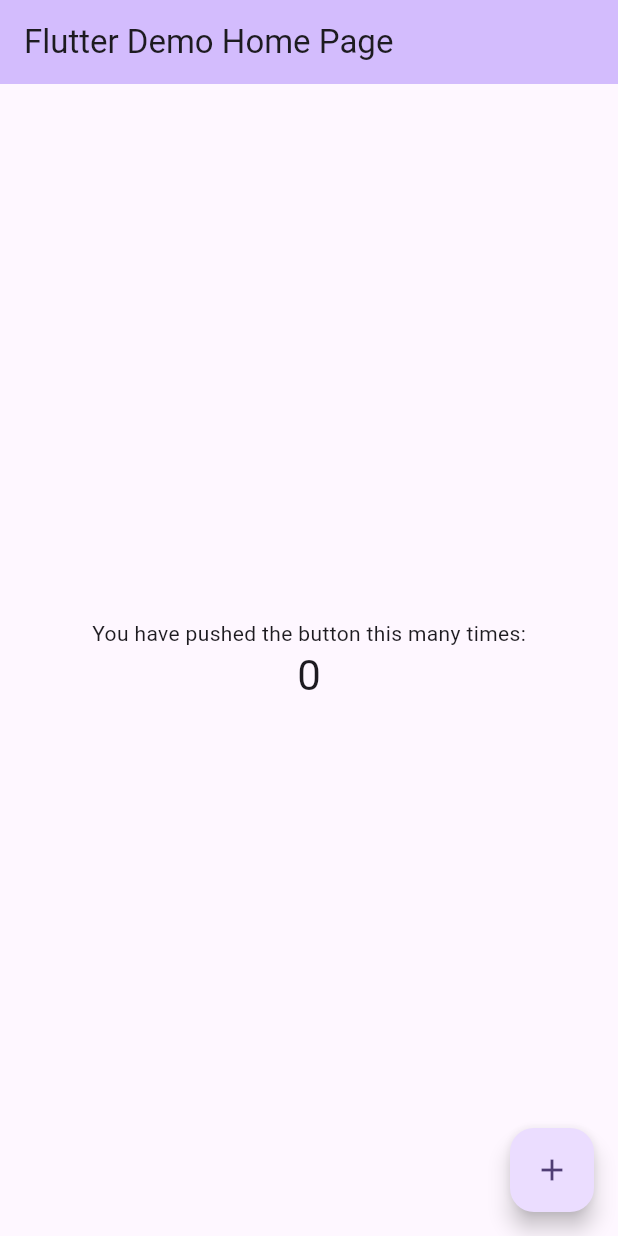
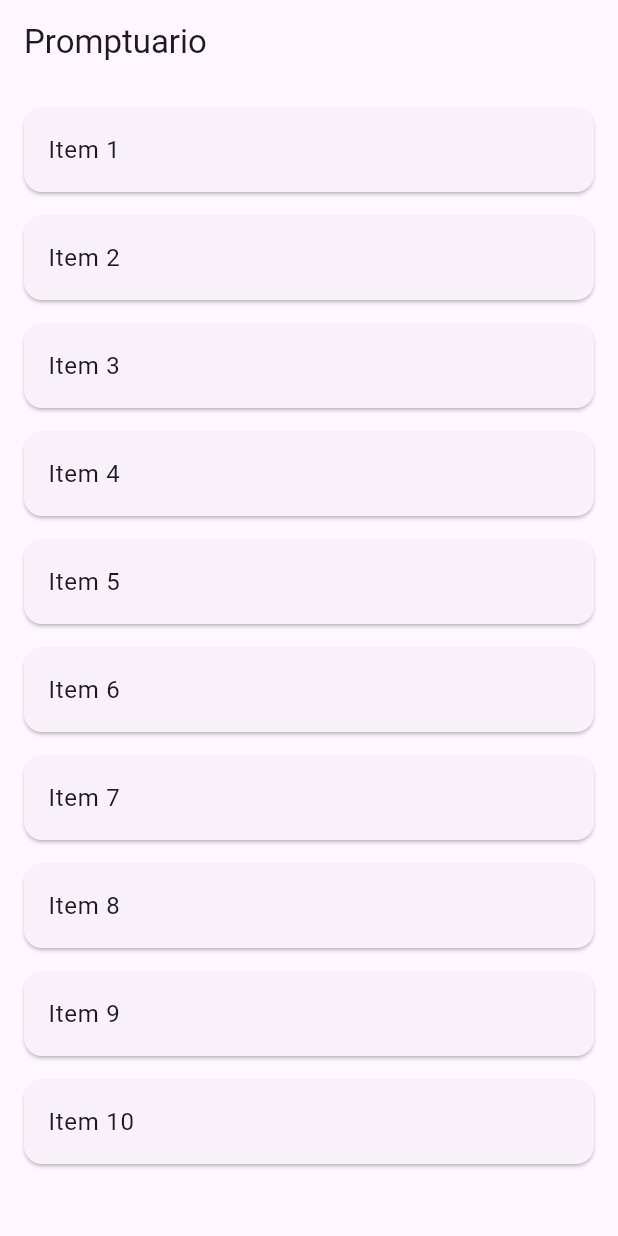
Before and after one commit to davidsanchezg/promptuario, a Flutter app: the screen it shows after launch, on a phone screen of 412 x 824 dp. Run offline on Flutter 3.47's test engine with Material 3 defaults, Android fonts, the light colour scheme and no system bars; our stand-ins replace responsive_builder.

Commit message:
Add adaptive layout and README

```diff
--- /dev/null
+++ b/lib/home_page.dart
@@ -0,0 +1,146 @@
+import 'package:flutter/material.dart';
+import 'package:responsive_builder/responsive_builder.dart';
+
+class HomePage extends StatefulWidget {
+  const HomePage({super.key});
+
+  @override
+  State<HomePage> createState() => _HomePageState();
+}
+
+class _HomePageState extends State<HomePage> {
+  int _selectedIndex = 0;
+
+  final List<String> _items = List.generate(10, (index) => 'Item ${index + 1}');
+
+  @override
+  Widget build(BuildContext context) {
+    return ScreenTypeLayout(
+      desktop: _buildDesktopLayout(),
+      tablet: _buildTabletLayout(),
+      mobile: _buildMobileLayout(),
+    );
+  }
+
+  Widget _buildDesktopLayout() {
+    return Scaffold(
+      body: Row(
+        children: [
+          Expanded(
+            flex: 1,
+            child: NavigationRail(
+              selectedIndex: _selectedIndex,
+              onDestinationSelected: (index) {
+                setState(() {
+                  _selectedIndex = index;
+                });
+              },
+              destinations: const [
+                NavigationRailDestination(
+                  icon: Icon(Icons.home),
+                  label: Text('Home'),
+                ),
+                NavigationRailDestination(
+                  icon: Icon(Icons.favorite),
+                  label: Text('Favorites'),
+                ),
+              ],
+            ),
+          ),
+          Expanded(
+            flex: 3,
+            child: GridView.builder(
+              padding: const EdgeInsets.all(16),
+              gridDelegate: const SliverGridDelegateWithFixedCrossAxisCount(
+                crossAxisCount: 3,
+                childAspectRatio: 1.5,
+                crossAxisSpacing: 16,
+                mainAxisSpacing: 16,
+              ),
+              itemCount: _items.length,
+              itemBuilder: (context, index) {
+                return Card(
+                  child: Center(
+                    child: Text(_items[index]),
+                  ),
+                );
+              },
+            ),
+          ),
+        ],
+      ),
+    );
+  }
+
+  Widget _buildTabletLayout() {
+    return LayoutBuilder(
+      builder: (context, constraints) {
+        if (constraints.maxWidth >= 600) {
+          return Scaffold(
+            body: Row(
+              children: [
+                Expanded(
+                  flex: 1,
+                  child: NavigationRail(
+                    selectedIndex: _selectedIndex,
+                    onDestinationSelected: (index) {
+                      setState(() {
+                        _selectedIndex = index;
+                      });
+                    },
+                    destinations: const [
+                      NavigationRailDestination(
+                        icon: Icon(Icons.home),
+                        label: Text('Home'),
+                      ),
+                      NavigationRailDestination(
+                        icon: Icon(Icons.favorite),
+                        label: Text('Favorites'),
+                      ),
+                    ],
+                  ),
+                ),
+                Expanded(
+                  flex: 2,
+                  child: ListView.builder(
+                    padding: const EdgeInsets.all(16),
+                    itemCount: _items.length,
+                    itemBuilder: (context, index) {
+                      return Card(
+                        margin: const EdgeInsets.only(bottom: 16),
+                        child: ListTile(
+                          title: Text(_items[index]),
+                        ),
+                      );
+                    },
+                  ),
+                ),
+              ],
+            ),
+          );
+        }
+        return _buildMobileLayout();
+      },
+    );
+  }
+
+  Widget _buildMobileLayout() {
+    return Scaffold(
+      appBar: AppBar(
+        title: const Text('Promptuario'),
+      ),
+      body: ListView.builder(
+        padding: const EdgeInsets.all(16),
+        itemCount: _items.length,
+        itemBuilder: (context, index) {
+          return Card(
+            margin: const EdgeInsets.only(bottom: 16),
+            child: ListTile(
+              title: Text(_items[index]),
+            ),
+          );
+        },
+      ),
+    );
+  }
+}
--- a/lib/main.dart
+++ b/lib/main.dart
@@ -1,4 +1,5 @@
 import 'package:flutter/material.dart';
+import 'home_page.dart';
 
 void main() {
   runApp(const MyApp());
@@ -7,116 +8,15 @@ void main() {
 class MyApp extends StatelessWidget {
   const MyApp({super.key});
 
-  // This widget is the root of your application.
   @override
   Widget build(BuildContext context) {
     return MaterialApp(
-      title: 'Flutter Demo',
+      title: 'Promptuario',
       theme: ThemeData(
-        // This is the theme of your application.
-        //
-        // TRY THIS: Try running your application with "flutter run". You'll see
-        // the application has a purple toolbar. Then, without quitting the app,
-        // try changing the seedColor in the colorScheme below to Colors.green
-        // and then invoke "hot reload" (save your changes or press the "hot
-        // reload" button in a Flutter-supported IDE, or press "r" if you used
-        // the command line to start the app).
-        //
-        // Notice that the counter didn't reset back to zero; the application
-        // state is not lost during the reload. To reset the state, use hot
-        // restart instead.
-        //
-        // This works for code too, not just values: Most code changes can be
-        // tested with just a hot reload.
         colorScheme: ColorScheme.fromSeed(seedColor: Colors.deepPurple),
+        useMaterial3: true,
       ),
-      home: const MyHomePage(title: 'Flutter Demo Home Page'),
+      home: const HomePage(),
     );
   }
 }
-
-class MyHomePage extends StatefulWidget {
-  const MyHomePage({super.key, required this.title});
-
-  // This widget is the home page of your application. It is stateful, meaning
-  // that it has a State object (defined below) that contains fields that affect
-  // how it looks.
-
-  // This class is the configuration for the state. It holds the values (in this
-  // case the title) provided by the parent (in this case the App widget) and
-  // used by the build method of the State. Fields in a Widget subclass are
-  // always marked "final".
-
-  final String title;
-
-  @override
-  State<MyHomePage> createState() => _MyHomePageState();
-}
-
-class _MyHomePageState extends State<MyHomePage> {
-  int _counter = 0;
-
-  void _incrementCounter() {
-    setState(() {
-      // This call to setState tells the Flutter framework that something has
-      // changed in this State, which causes it to rerun the build method below
-      // so that the display can reflect the updated values. If we changed
-      // _counter without calling setState(), then the build method would not be
-      // called again, and so nothing would appear to happen.
-      _counter++;
-    });
-  }
-
-  @override
-  Widget build(BuildContext context) {
-    // This method is rerun every time setState is called, for instance as done
-    // by the _incrementCounter method above.
-    //
-    // The Flutter framework has been optimized to make rerunning build methods
-    // fast, so that you can just rebuild anything that needs updating rather
-    // than having to individually change instances of widgets.
-    return Scaffold(
-      appBar: AppBar(
-        // TRY THIS: Try changing the color here to a specific color (to
-        // Colors.amber, perhaps?) and trigger a hot reload to see the AppBar
-        // change color while the other colors stay the same.
-        backgroundColor: Theme.of(context).colorScheme.inversePrimary,
-        // Here we take the value from the MyHomePage object that was created by
-        // the App.build method, and use it to set our appbar title.
-        title: Text(widget.title),
-      ),
-      body: Center(
-        // Center is a layout widget. It takes a single child and positions it
-        // in the middle of the parent.
-        child: Column(
-          // Column is also a layout widget. It takes a list of children and
-          // arranges them vertically. By default, it sizes itself to fit its
-          // children horizontally, and tries to be as tall as its parent.
-          //
-          // Column has various properties to control how it sizes itself and
-          // how it positions its children. Here we use mainAxisAlignment to
-          // center the children vertically; the main axis here is the vertical
-          // axis because Columns are vertical (the cross axis would be
-          // horizontal).
-          //
-          // TRY THIS: Invoke "debug painting" (choose the "Toggle Debug Paint"
-          // action in the IDE, or press "p" in the console), to see the
-          // wireframe for each widget.
-          mainAxisAlignment: MainAxisAlignment.center,
-          children: <Widget>[
-            const Text('You have pushed the button this many times:'),
-            Text(
-              '$_counter',
-              style: Theme.of(context).textTheme.headlineMedium,
-            ),
-          ],
-        ),
-      ),
-      floatingActionButton: FloatingActionButton(
-        onPressed: _incrementCounter,
-        tooltip: 'Increment',
-        child: const Icon(Icons.add),
-      ), // This trailing comma makes auto-formatting nicer for build methods.
-    );
-  }
-}
```
Also changed, not shown: 2 other files.
